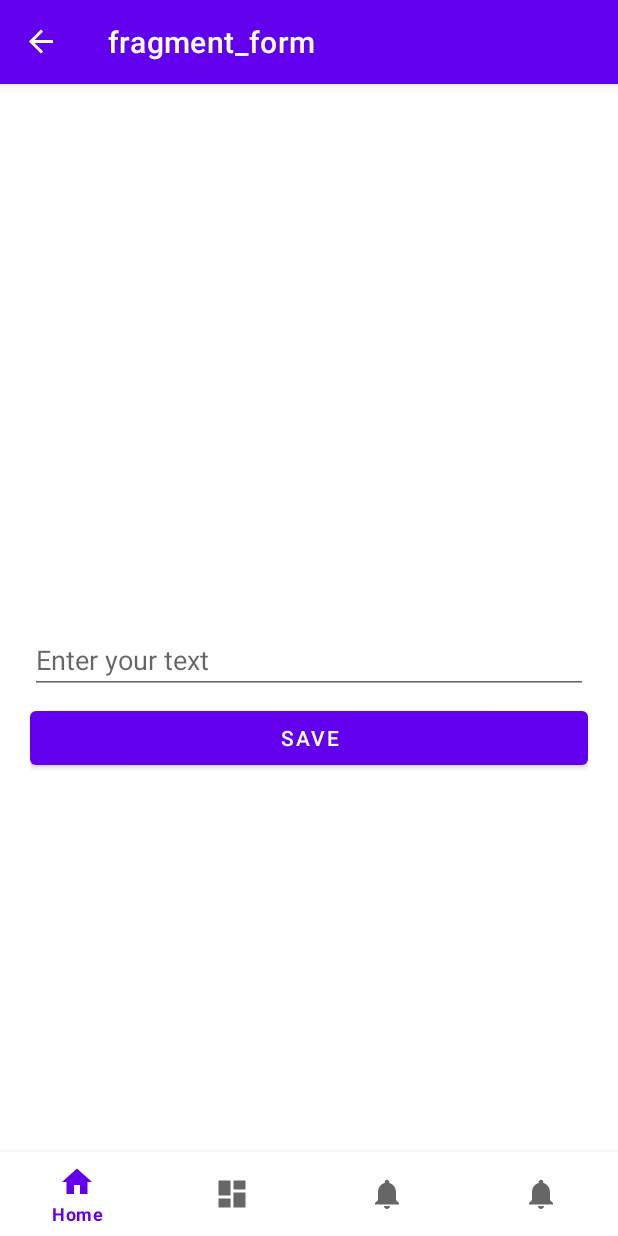
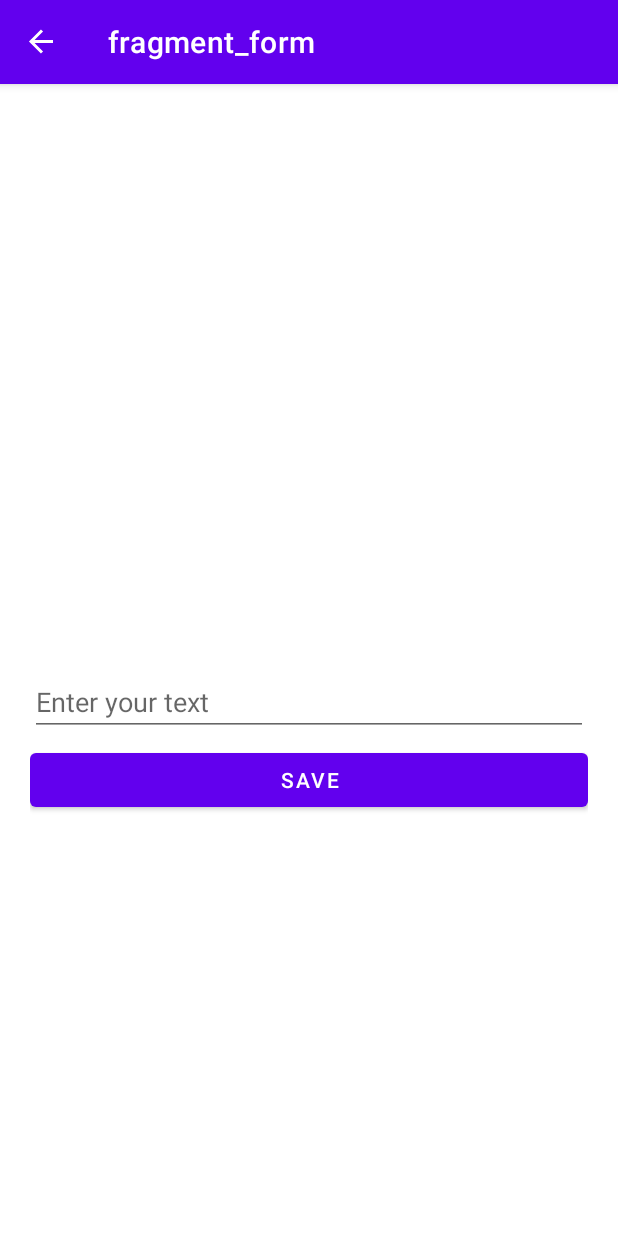
Before and after one commit to Nurbxk/TaskApp2, an Android app: the screen it shows after launch (MainActivity), after a tap on an icon or button, on a phone screen of 412 x 824 dp. Run offline under Robolectric (Android 15) with nearby library versions, the phone set to English and light mode, and no system bars; our stand-ins replace navigation-ui; 2 statements that could not run were skipped.

Commit message:
Initial commit

```diff
--- a/app/build.gradle
+++ b/app/build.gradle
@@ -31,7 +31,9 @@ android {
 }
 
 dependencies {
+    implementation 'com.tbuonomo.andrui:viewpagerdotsindicator:4.1.2'
 
+    implementation "androidx.viewpager2:viewpager2:view_pager_version"
     implementation 'androidx.appcompat:appcompat:1.4.0'
     implementation 'com.google.android.material:material:1.4.0'
     implementation 'androidx.constraintlayout:constraintlayout:2.1.2'
--- a/app/src/main/java/com/example/taskapp/MainActivity.java
+++ b/app/src/main/java/com/example/taskapp/MainActivity.java
@@ -1,22 +1,32 @@
 package com.example.taskapp;
 
 import android.os.Bundle;
+import android.view.View;
+import android.widget.Button;
 
+import com.example.taskapp.databinding.FragmentOnBoardBinding;
+import com.example.taskapp.ui.home.HomeFragment;
 import com.google.android.material.bottomnavigation.BottomNavigationView;
 
+import androidx.annotation.NonNull;
+import androidx.annotation.Nullable;
 import androidx.appcompat.app.AppCompatActivity;
+import androidx.fragment.app.Fragment;
 import androidx.navigation.NavController;
+import androidx.navigation.NavDestination;
 import androidx.navigation.Navigation;
 import androidx.navigation.ui.AppBarConfiguration;
 import androidx.navigation.ui.NavigationUI;
 
 import com.example.taskapp.databinding.ActivityMainBinding;
 
+import java.util.ArrayList;
+
 public class MainActivity extends AppCompatActivity {
 
     private ActivityMainBinding binding;
     private BottomNavigationView navView;
-
+private Button button;
     @Override
     protected void onCreate(Bundle savedInstanceState) {
         super.onCreate(savedInstanceState);
@@ -31,11 +41,10 @@ public class MainActivity extends AppCompatActivity {
 
     private void initViews() {
         BottomNavigationView navView = findViewById(R.id.nav_view);
-
+    button = findViewById(R.id.openBtn);
     }
 
     private void initNavController() {
-
 
         AppBarConfiguration appBarConfiguration = new AppBarConfiguration.Builder(
                 R.id.navigation_home, R.id.navigation_dashboard, R.id.navigation_notifications)
@@ -45,7 +54,26 @@ public class MainActivity extends AppCompatActivity {
         NavController navController = Navigation.findNavController(this, R.id.nav_host_fragment_activity_main);
         NavigationUI.setupActionBarWithNavController(this, navController, appBarConfiguration);
         NavigationUI.setupWithNavController(binding.navView, navController);
+        navController.navigate(R.id.boardFragment2);
 
+        navController.addOnDestinationChangedListener(new NavController.OnDestinationChangedListener() {
+            @Override
+            public void onDestinationChanged(@NonNull NavController controller, @NonNull NavDestination destination, @Nullable Bundle arguments) {
+                ArrayList<Integer> list  =  new ArrayList<>();
+                list.add(R.id.navigation_home);
+                list.add(R.id.navigation_dashboard);
+                list.add(R.id.navigation_profile);
+                list.add(R.id.navigation_notifications);
+                if(list.contains(destination.getId() )){
+                     binding.navView.setVisibility(View.VISIBLE);
+
+                }else{
+                    binding.navView.setVisibility(View.GONE);
+
+                }
+
+            }
+        });
     }
 
 }
--- a/app/src/main/res/layout/fragment_form.xml
+++ b/app/src/main/res/layout/fragment_form.xml
@@ -16,6 +16,7 @@
      app:layout_constraintStart_toStartOf="parent"
      app:layout_constraintEnd_toEndOf="parent"
      android:hint="Enter your text"
+
      android:textAllCaps="true"/>
 <Button
     android:id="@+id/saveBtn"
--- a/app/src/main/res/navigation/mobile_navigation.xml
+++ b/app/src/main/res/navigation/mobile_navigation.xml
@@ -32,4 +32,9 @@
         android:name="com.example.taskapp.ui.profile.ProfileFragement"
         android:label="fragment_profile_fragement"
         tools:layout="@layout/fragment_profile_fragement" />
+    <fragment
+        android:id="@+id/boardFragment2"
+        android:name="com.example.taskapp.ui.board.boardFragment"
+        android:label="fragment_on_board"
+        tools:layout="@layout/fragment_on_board" />
 </navigation>
--- a/app/src/main/res/values/colors.xml
+++ b/app/src/main/res/values/colors.xml
@@ -7,4 +7,7 @@
     <color name="teal_700">#FF018786</color>
     <color name="black">#FF000000</color>
     <color name="white">#FFFFFFFF</color>
+    <color name="md_blue_200">#4488FE</color>
+    <color name="material_white">#BFBFBF</color>
+
 </resources>
```
Also changed, not shown: app/src/main/java/com/example/taskapp/ui/profile/ProfileFragement.java (+6 -3 lines).
